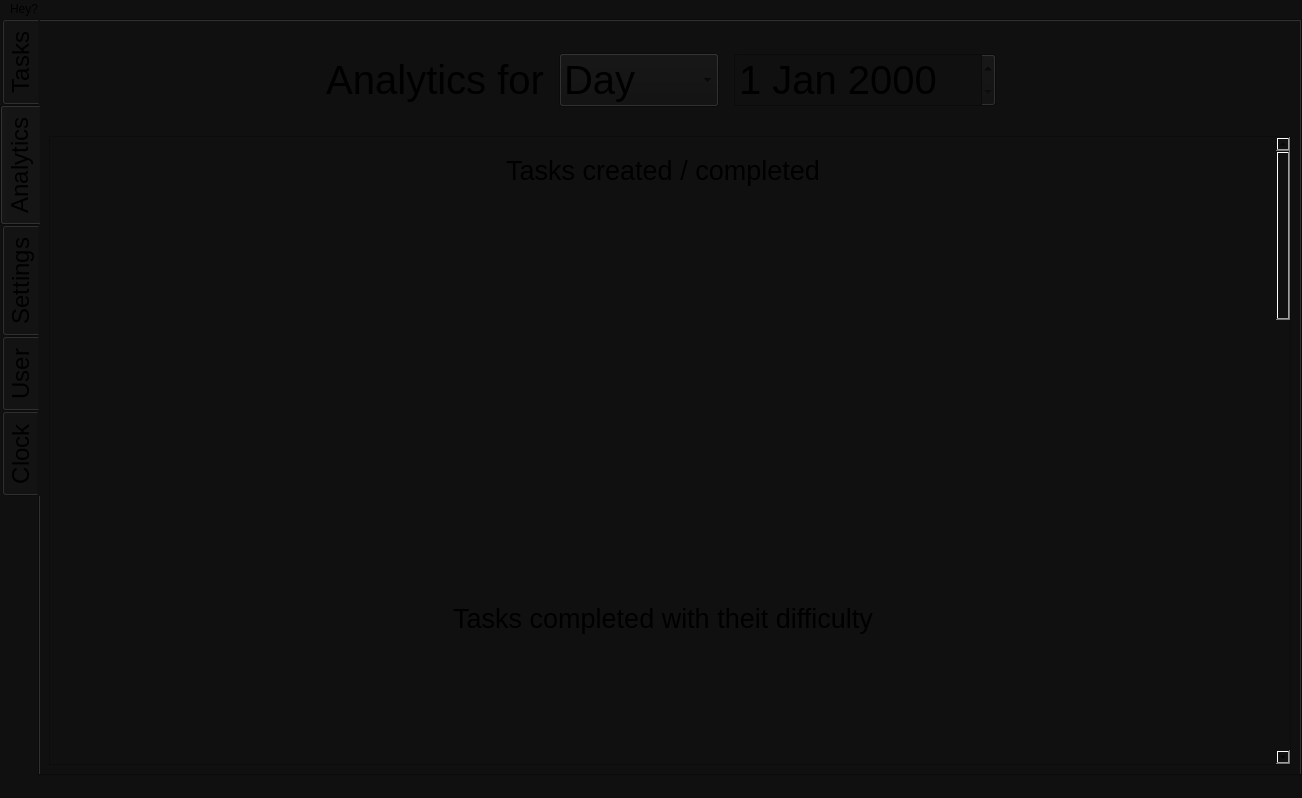
The window that ui/windows/v25.ui (YotaBitOn/To-Plan) describes before a commit, drawn with Qt 5.
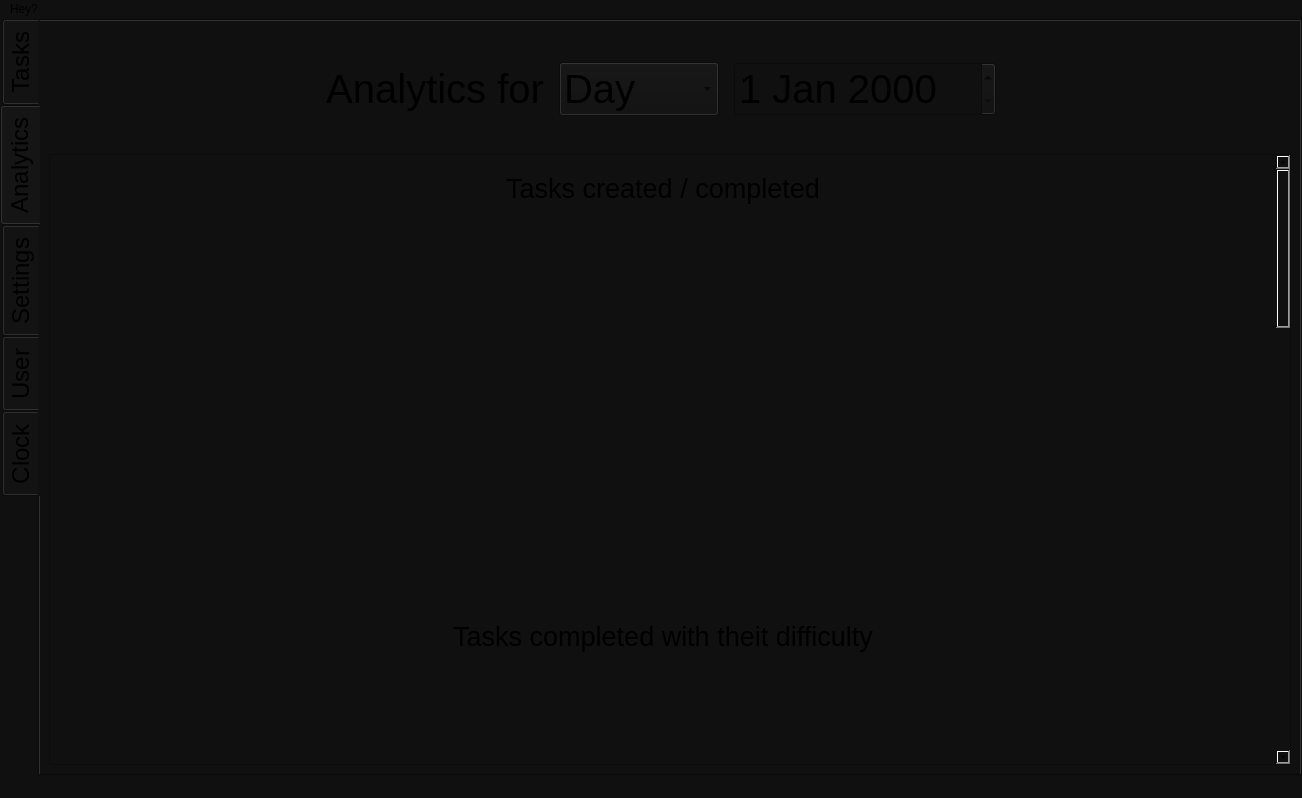
The same window after the commit. The open tabs and pages were chosen to show the change. Icons and pictures are not drawn.

Commit message: refactor: temporarily disabled unused widgets

Diff of the .ui file:
```diff
--- a/ui/windows/v25.ui
+++ b/ui/windows/v25.ui
@@ -2077,12 +2077,13 @@
        </attribute>
        <layout class="QVBoxLayout" name="verticalLayout_19" stretch="0,1">
         <item>
+         <widget class="QWidget" name="choose_time_layout_2" native="true">
          <layout class="QHBoxLayout" name="choose_time_layout">
           <property name="leftMargin">
-           <number>0</number>
+            <number>1</number>
           </property>
           <property name="rightMargin">
-           <number>0</number>
+            <number>1</number>
           </property>
           <item>
            <spacer name="horizontalSpacer">
@@ -2333,6 +2334,7 @@
            </spacer>
           </item>
          </layout>
+         </widget>
         </item>
         <item>
          <widget class="QScrollArea" name="graph_scrollarea">
@@ -2343,7 +2345,7 @@
            <property name="geometry">
             <rect>
              <x>0</x>
-             <y>-1613</y>
+             <y>0</y>
              <width>1221</width>
              <height>2235</height>
             </rect>
```
Left out of the diff: 2 changed lines with no effect on the pictures. Lines whose indentation alone changed are shown as unchanged. The commit also changes 1 other file.
